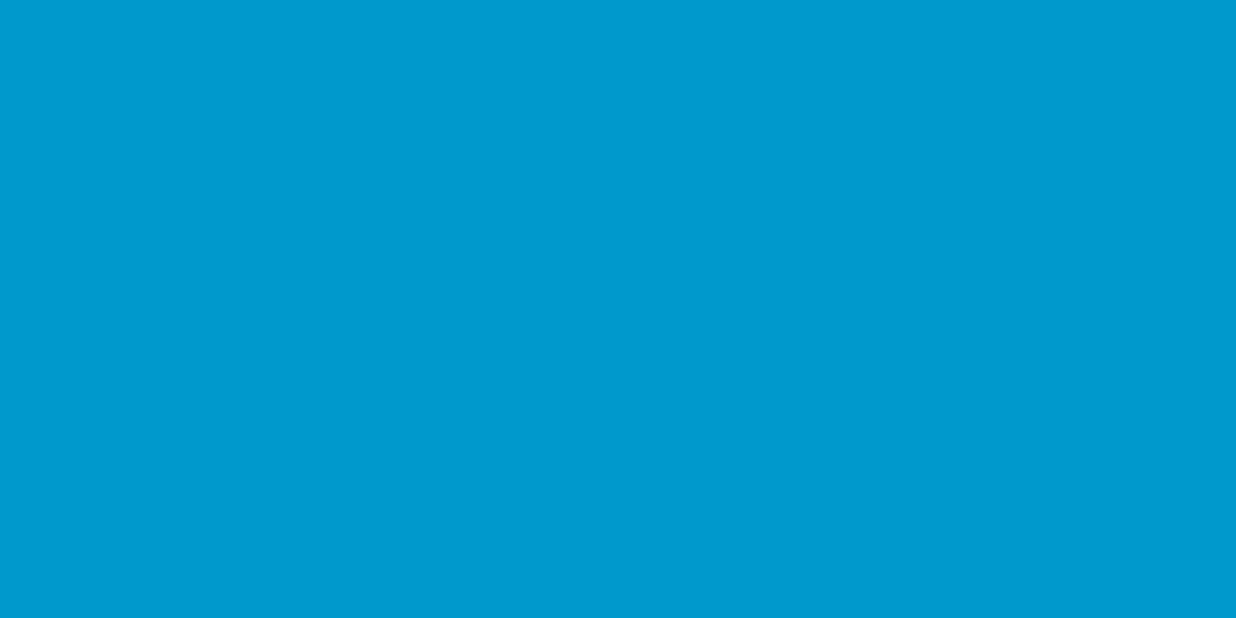
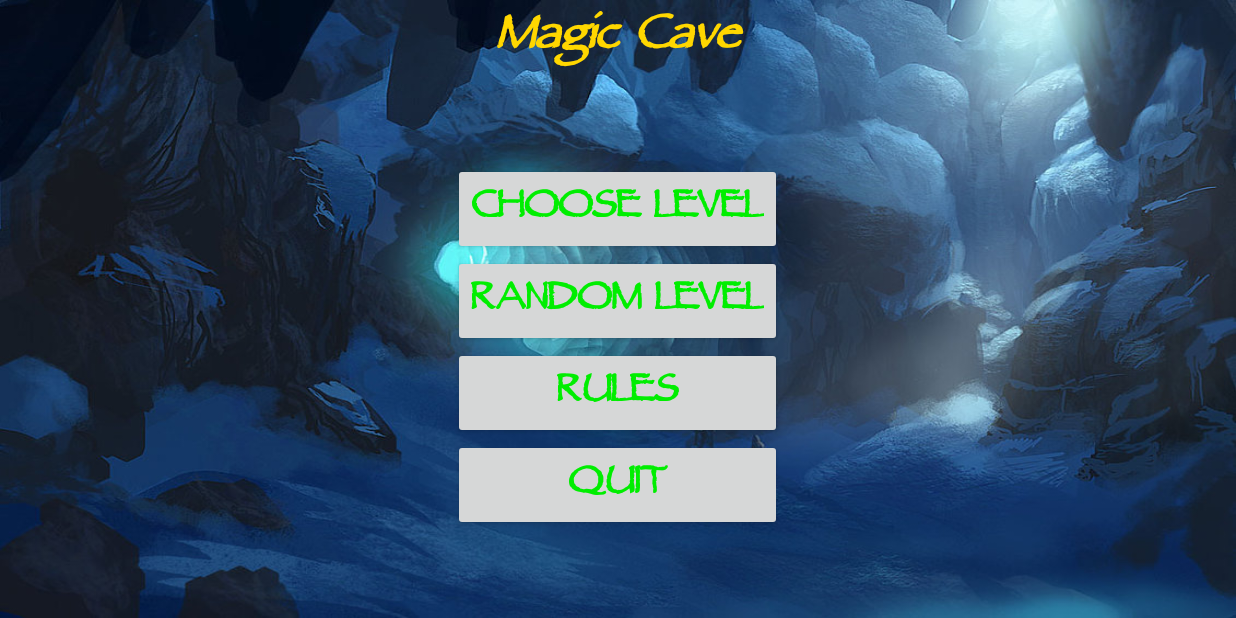
Before and after one commit to AntonGitName/MagicCave, an Android app: the screen it shows after launch (MainMenuActivity), on a phone screen of 824 x 412 dp (held sideways). Before the commit the screen is empty. Run offline under Robolectric (Android 15) with nearby library versions, the phone set to English and light mode, and no system bars.

Commit message:
Added main menu and rules

```diff
--- a/app/src/main/AndroidManifest.xml
+++ b/app/src/main/AndroidManifest.xml
@@ -6,7 +6,8 @@
         android:allowBackup="true"
         android:icon="@drawable/ic_launcher"
         android:label="@string/app_name"
-        android:theme="@style/AppTheme" >
+        android:theme="@style/AppTheme"
+        android:name=".MainApplication" >
         <activity
             android:name=".MainMenuActivity"
             android:configChanges="keyboardHidden|screenSize"
--- /dev/null
+++ b/app/src/main/java/ru/dinter/antonpp/magiccave/IO/ResourceLoader.java
@@ -0,0 +1,28 @@
+package ru.dinter.antonpp.magiccave.IO;
+
+import android.content.res.AssetManager;
+import android.content.res.Resources;
+import android.graphics.Typeface;
+import android.util.Log;
+
+/**
+ * Created by Anton on 23.02.2015.
+ */
+public class ResourceLoader {
+
+    public static final String TAG = "ResourceLoader";
+    private static final String TYPEFACE_FILENAME = "fonts/Parchment MF.ttf";
+
+    private final Typeface typeface;
+
+    public ResourceLoader(Resources resources, AssetManager assetManager) {
+
+        Log.d(TAG, "Resource loader created");
+
+        typeface = Typeface.createFromAsset(assetManager, TYPEFACE_FILENAME);
+    }
+
+    public Typeface getTypeface() {
+        return typeface;
+    }
+}
--- a/app/src/main/java/ru/dinter/antonpp/magiccave/MainApplication.java
+++ b/app/src/main/java/ru/dinter/antonpp/magiccave/MainApplication.java
@@ -1,14 +1,20 @@
 package ru.dinter.antonpp.magiccave;
 
 import android.app.Application;
+
+import ru.dinter.antonpp.magiccave.IO.ResourceLoader;
 
 /**
  * Created by Anton on 23.02.2015.
  */
 public class MainApplication extends Application {
 
+    public static ResourceLoader RESOURCE_LOADER;
+
     @Override
     public void onCreate() {
         super.onCreate();
+
+        RESOURCE_LOADER = new ResourceLoader(getResources(), getAssets());
     }
 }
--- a/app/src/main/java/ru/dinter/antonpp/magiccave/MainMenuActivity.java
+++ b/app/src/main/java/ru/dinter/antonpp/magiccave/MainMenuActivity.java
@@ -1,12 +1,15 @@
 package ru.dinter.antonpp.magiccave;
 
-import android.app.Activity;
 import android.os.Bundle;
+import android.support.v4.app.FragmentActivity;
+
+import ru.dinter.antonpp.magiccave.fragments.MainMenuFragment;
+import ru.dinter.antonpp.magiccave.fragments.RulesPageFragment;
 
 /**
  * Created by Anton on 22.02.2015.
  */
-public class MainMenuActivity extends Activity {
+public class MainMenuActivity extends FragmentActivity implements MainMenuFragment.OnMainMenuOptionSelectedListener, RulesPageFragment.OnRulesPageInteractionListener {
 
 
     @Override
@@ -14,5 +17,37 @@ public class MainMenuActivity extends Activity {
         super.onCreate(savedInstanceState);
 
         setContentView(R.layout.activity_main_menu);
+
+        if (savedInstanceState == null) {
+            startFragment();
+        }
+    }
+
+    private void startFragment() {
+        getSupportFragmentManager().beginTransaction().replace(R.id.fragment_container, MainMenuFragment.newInstance(), MainMenuFragment.TAG).commit();
+    }
+
+    @Override
+    public void onMainMenuOptionSelected(MainMenuFragment.MAIN_MENU_OPTION option) {
+        switch (option){
+
+            case SCENARIO:
+                break;
+            case RANDOM:
+                break;
+            case RULES:
+                getSupportFragmentManager().beginTransaction().replace(R.id.fragment_container, RulesPageFragment.newInstance(), RulesPageFragment.TAG).addToBackStack(MainMenuFragment.TAG).commit();
+                break;
+            case ABOUT:
+                break;
+            case EXIT:
+                finish();
+                break;
+        }
+    }
+
+    @Override
+    public void onRulesPageInteraction() {
+        // getSupportFragmentManager().beginTransaction().replace(R.id.fragment_container, MainMenuFragment.newInstance(), MainMenuFragment.TAG).commit();
     }
 }
--- /dev/null
+++ b/app/src/main/java/ru/dinter/antonpp/magiccave/fragments/MainMenuFragment.java
@@ -0,0 +1,120 @@
+package ru.dinter.antonpp.magiccave.fragments;
+
+import android.app.Activity;
+import android.graphics.Typeface;
+import android.os.Bundle;
+import android.support.v4.app.Fragment;
+import android.util.Log;
+import android.view.LayoutInflater;
+import android.view.View;
+import android.view.ViewGroup;
+import android.widget.Button;
+import android.widget.TextView;
+
+import ru.dinter.antonpp.magiccave.MainApplication;
+import ru.dinter.antonpp.magiccave.R;
+
+/**
+ * Created by Anton on 23.02.2015.
+ */
+public class MainMenuFragment extends Fragment {
+    public static final String TAG = "MainMenuFragment";
+
+    private OnMainMenuOptionSelectedListener mListener;
+
+    public static MainMenuFragment newInstance() {
+        MainMenuFragment fragment = new MainMenuFragment();
+        return fragment;
+    }
+
+    public MainMenuFragment() {
+        // Required empty public constructor
+    }
+
+    @Override
+    public void onCreate(Bundle savedInstanceState) {
+        super.onCreate(savedInstanceState);
+    }
+
+    @Override
+    public View onCreateView(LayoutInflater inflater, ViewGroup container,
+                             Bundle savedInstanceState) {
+        // Inflate the layout for this fragment
+        final View rootView = inflater.inflate(R.layout.fragment_main_menu, container, false);
+
+        Log.d(TAG, "Setting up main menu buttons");
+
+        final Typeface type = MainApplication.RESOURCE_LOADER.getTypeface();
+
+        final Button chsLvlButton = (Button) rootView.findViewById(R.id.choose_level_btn);
+        final Button rndLvlButton = (Button) rootView.findViewById(R.id.random_level_btn);
+        final Button rulesButton = (Button) rootView.findViewById(R.id.rules_btn);
+        final Button quitButton = (Button) rootView.findViewById(R.id.quit_btn);
+        Button[] buttons = {chsLvlButton, rulesButton, quitButton, rndLvlButton};
+
+        for (Button button: buttons) {
+            button.setTypeface(type, Typeface.BOLD);
+        }
+        ((TextView) rootView.findViewById(R.id.main_menu_label)).setTypeface(type, Typeface.BOLD_ITALIC);
+
+        chsLvlButton.setOnClickListener(new View.OnClickListener() {
+            @Override
+            public void onClick(View v) {
+                mListener.onMainMenuOptionSelected(MAIN_MENU_OPTION.SCENARIO);
+            }
+        });
+
+        quitButton.setOnClickListener(new View.OnClickListener() {
+            @Override
+            public void onClick(View v) {
+                mListener.onMainMenuOptionSelected(MAIN_MENU_OPTION.EXIT);
+            }
+        });
+
+        rulesButton.setOnClickListener(new View.OnClickListener() {
+            @Override
+            public void onClick(View v) {
+                mListener.onMainMenuOptionSelected(MAIN_MENU_OPTION.RULES);
+            }
+        });
+
+        rndLvlButton.setOnClickListener(new View.OnClickListener() {
+            @Override
+            public void onClick(View v) {
+                mListener.onMainMenuOptionSelected(MAIN_MENU_OPTION.RANDOM);
+            }
+        });
+
+        return rootView;
+    }
+
+    @Override
+    public void onAttach(Activity activity) {
+        super.onAttach(activity);
+        try {
+            mListener = (OnMainMenuOptionSelectedListener) activity;
+        } catch (ClassCastException e) {
+            throw new ClassCastException(activity.toString()
+                    + " must implement OnMainMenuOptionSelectedListener");
+        }
+    }
+
+    @Override
+    public void onDetach() {
+        super.onDetach();
+        mListener = null;
+    }
+
+    public enum MAIN_MENU_OPTION {
+        SCENARIO,
+        RANDOM,
+        RULES,
+        ABOUT,
+        EXIT
+    }
+
+    public interface OnMainMenuOptionSelectedListener {
+        public void onMainMenuOptionSelected(MAIN_MENU_OPTION option);
+    }
+
+}
--- a/app/src/main/res/layout/activity_main_menu.xml
+++ b/app/src/main/res/layout/activity_main_menu.xml
@@ -1,7 +1,8 @@
 <FrameLayout xmlns:android="http://schemas.android.com/apk/res/android"
-    xmlns:tools="http://schemas.android.com/tools" android:layout_width="match_parent"
-    android:layout_height="match_parent" android:background="#0099cc"
+    xmlns:tools="http://schemas.android.com/tools"
+    android:id="@+id/fragment_container"
+    android:layout_width="match_parent"
+    android:layout_height="match_parent"
     tools:context="ru.dinter.antonpp.magiccave.MainMenuActivity">
 
-
 </FrameLayout>
--- /dev/null
+++ b/app/src/main/res/layout/fragment_main_menu.xml
@@ -0,0 +1,79 @@
+<?xml version="1.0" encoding="utf-8"?>
+<LinearLayout xmlns:android="http://schemas.android.com/apk/res/android"
+    android:layout_width="match_parent"
+    android:layout_height="match_parent"
+    android:background="@drawable/main_menu_background"
+    android:orientation="vertical" >
+
+    <TextView
+        android:id="@+id/main_menu_label"
+        android:layout_width="fill_parent"
+        android:layout_height="wrap_content"
+        android:gravity="center_horizontal"
+        android:text="@string/title_activity_main_menu"
+        android:textColor="@color/main_menu_label_color"
+        android:textSize="50sp" />
+
+    <LinearLayout
+        android:layout_width="match_parent"
+        android:layout_height="match_parent"
+        android:orientation="horizontal" >
+
+
+
+        <TableLayout
+            android:layout_width="match_parent"
+            android:layout_height="match_parent"
+            android:layout_gravity="center_vertical"
+            android:layout_weight="1"
+            android:gravity="center" >
+
+            <TableRow android:gravity="center" >
+
+                <Button
+                    android:id="@+id/choose_level_btn"
+                    android:layout_width="fill_parent"
+                    android:layout_height="wrap_content"
+                    android:text="@string/choose_level_btn"
+                    android:textColor="@color/main_menu_text_color"
+                    android:textSize="40sp" />
+            </TableRow>
+
+            <TableRow android:gravity="center" >
+
+                <Button
+                    android:id="@+id/random_level_btn"
+                    android:layout_width="fill_parent"
+                    android:layout_height="wrap_content"
+                    android:text="@string/random_level_btn"
+                    android:textColor="@color/main_menu_text_color"
+                    android:textSize="40sp" />
+            </TableRow>
+
+            <TableRow android:gravity="center" >
+
+                <Button
+                    android:id="@+id/rules_btn"
+                    android:layout_width="fill_parent"
+                    android:layout_height="wrap_content"
+                    android:text="@string/rules_btn"
+                    android:textColor="@color/main_menu_text_color"
+                    android:textSize="40sp" />
+            </TableRow>
+
+            <TableRow android:gravity="center" >
+
+                <Button
+                    android:id="@+id/quit_btn"
+                    android:layout_width="fill_parent"
+                    android:layout_height="fill_parent"
+                    android:text="@string/quit_btn"
+                    android:textColor="@color/main_menu_text_color"
+                    android:textSize="40sp" />
+            </TableRow>
+        </TableLayout>
+
+
+    </LinearLayout>
+
+</LinearLayout>
--- a/app/src/main/res/values/colors.xml
+++ b/app/src/main/res/values/colors.xml
@@ -1,5 +1,9 @@
+<?xml version="1.0" encoding="utf-8"?>
 <resources>
 
     <color name="black_overlay">#66000000</color>
+    <color name="main_menu_text_color">#00EE00</color>
+    <color name="main_menu_label_color">#FFD700</color>
+    <color name="rules_page_text_color">#5E2612</color>
 
 </resources>
--- a/app/src/main/res/values/strings.xml
+++ b/app/src/main/res/values/strings.xml
@@ -1,6 +1,20 @@
+<?xml version="1.0" encoding="utf-8"?>
 <resources>
+
     <string name="app_name">MagicCave</string>
+    <string name="title_activity_main_menu">Magic Cave</string>
+    <string name="choose_level_btn">Choose level</string>
+    <string name="random_level_btn">Random level</string>
+    <string name="rules_btn">Rules</string>
+    <string name="quit_btn">Quit</string>
+    <string name="task_label">The Task</string>
+    <string name="task_text">The task of every level is simple. You are here to light all the candles! You can change the state of any candle but all of them are somehow connected to each other so changing state of only one candle will cause some of its neighbours to change their state too. Don\'t mess up and you will beat the puzzle!</string>
+    <string name="modes_label">Game modes</string>
+    <string name="modes_text">You can choose between two different modes: the cave mode and the random mode. In the first one you will have to solve puzzles from four different caves in order to get magic stars!=) In the second mode you will have a chance to try your best on a randomly generated puzzle. Be aware these puzzles might be not that simple to crack!</string>
+    <string name="control_label">Controls</string>
+    <string name="control_text">You can change a state of a candle by simply touching over it. If you get stack, you can press button *magic* and our super-duper algorithm will show you a few steps that will take you closer to a solution. You also can press menu button if you want to restart level or to get back to main menu.</string>
 
-    <string name="title_activity_main_menu">Magic Cave</string>
+<!-- TODO: Remove or change this placeholder text -->
+    <string name="hello_blank_fragment">Hello blank fragment</string>
 
 </resources>
```
Also changed, not shown: app/src/main/java/ru/dinter/antonpp/magiccave/fragments/RulesPageFragment.java (added, +134 -0 lines), app/src/main/res/layout/fragment_rules_page.xml (added, +14 -0 lines), app/src/main/res/layout/layout_rules_page.xml (added, +37 -0 lines).
